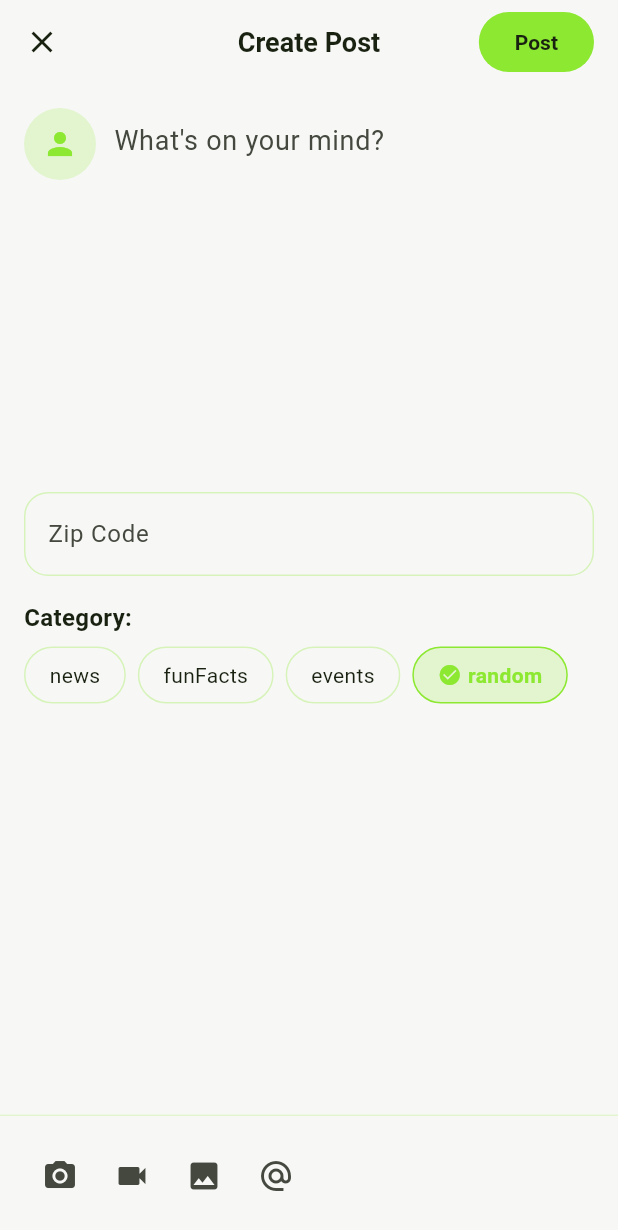
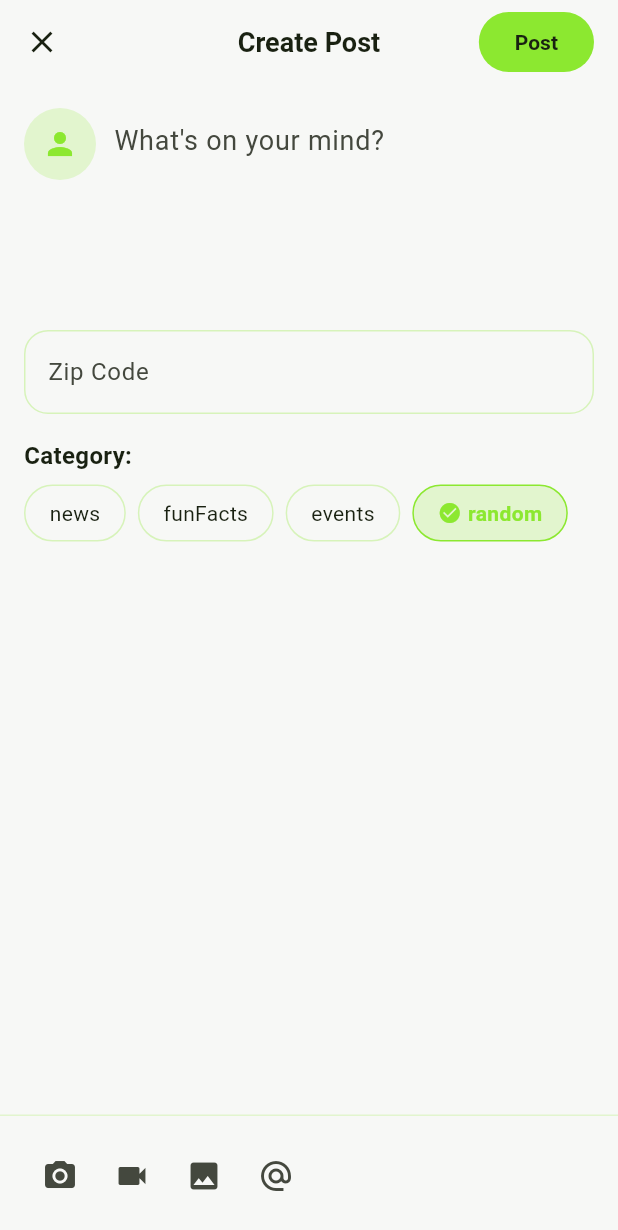
Before and after one commit to dp9910/zipsocial, a Flutter app: the CreatePostScreen screen opened directly, on a phone screen of 412 x 824 dp. Shown: the top 1230 px of the screen. Run offline on Flutter 3.47's test engine with Material 3 defaults, Android fonts, the phone set to English and light mode, and no system bars; our stand-ins replace google_sign_in, supabase_flutter; accounts and stored records are empty; Roboto replaces fonts that are missing (BeVietnamPro).

Commit message:
fix: Resolve post screen keyboard overflow and edit profile dark mode issues
Post Screen Improvements:
- Add SingleChildScrollView to prevent keyboard overflow errors
- Enable resizeToAvoidBottomInset for proper keyboard handling
- Reduce main text field from 8 to 4 lines to save space
- Add bottom padding to ensure content stays above keyboard
- Fix category selection remaining responsive during text input

Edit Profile Dark Mode Fixes:
- Replace hardcoded Colors.white with theme-aware colorScheme.surface
- Update border colors to use colorScheme.outline.withOpacity(0.3)
- Fix text colors using onSurface.withOpacity() for proper contrast
- Update user ID badge and info card with theme-appropriate colors
- Ensure all input fields work properly in both light and dark modes

🤖 Generated with [Claude Code](https://claude.ai/code)

Co-Authored-By: Claude <noreply@anthropic.com>

```diff
--- a/lib/screens/create_post_screen.dart
+++ b/lib/screens/create_post_screen.dart
@@ -82,6 +82,7 @@ class _CreatePostScreenState extends State<CreatePostScreen> {
   Widget build(BuildContext context) {
     return Scaffold(
       backgroundColor: Theme.of(context).scaffoldBackgroundColor,
+      resizeToAvoidBottomInset: true,
       appBar: AppBar(
         backgroundColor: Theme.of(context).scaffoldBackgroundColor,
         automaticallyImplyLeading: false,
@@ -112,7 +113,7 @@ class _CreatePostScreenState extends State<CreatePostScreen> {
       body: Column(
         children: [
           Expanded(
-            child: Padding(
+            child: SingleChildScrollView(
               padding: const EdgeInsets.all(16),
               child: Column(
                 crossAxisAlignment: CrossAxisAlignment.start,
@@ -131,7 +132,7 @@ class _CreatePostScreenState extends State<CreatePostScreen> {
                         child: TextField(
                           controller: _contentController,
                           maxLines: null,
-                          minLines: 8,
+                          minLines: 4,
                           decoration: const InputDecoration(
                             hintText: "What's on your mind?",
                             border: InputBorder.none,
@@ -246,6 +247,9 @@ class _CreatePostScreenState extends State<CreatePostScreen> {
                     _buildEventField('Link', _linkController),
                     _buildEventField('Contact', _contactController),
                   ],
+
+                  // Add some bottom padding to ensure content is above keyboard
+                  const SizedBox(height: 100),
                 ],
               ),
             ),
```
Also changed, not shown: lib/screens/edit_profile_screen.dart (+13 -13 lines).
